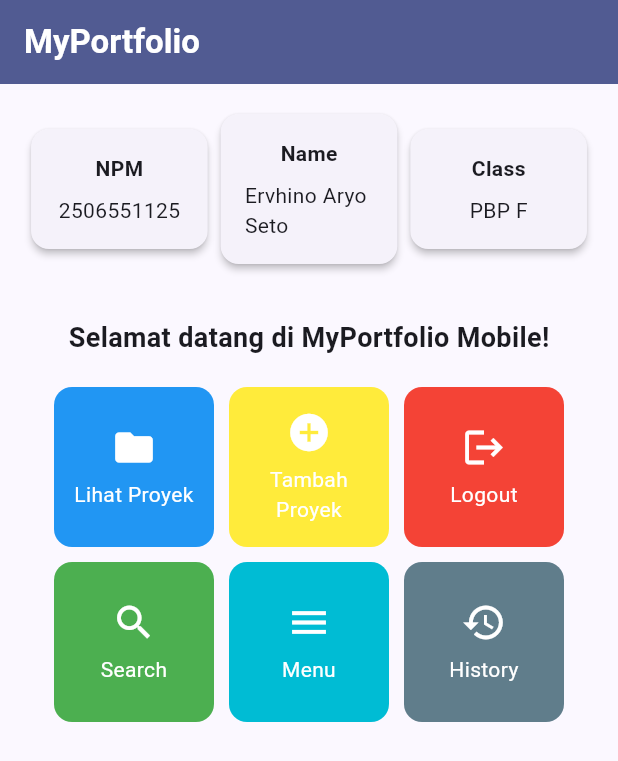
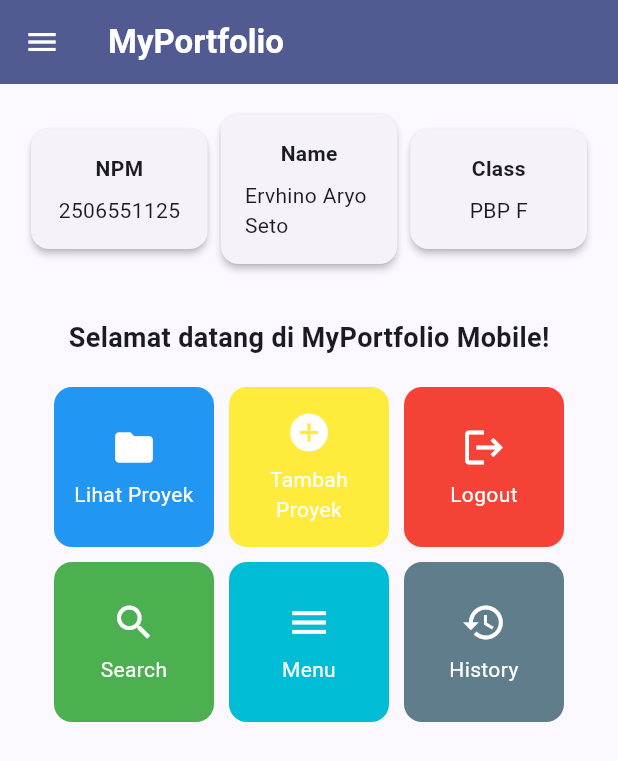
Before and after one commit to ervhinoaryoseto-del/myportofolio_mobile, a Flutter app: the screen it shows after launch, on a phone screen of 412 x 824 dp. Shown: the top 761 px of the screen. Run offline on Flutter 3.47's test engine with Material 3 defaults, Android fonts, the phone set to English and light mode, and no system bars.

Commit message:
refactor: update main entry point import and move home screen

```diff
--- a/lib/main.dart
+++ b/lib/main.dart
@@ -1,5 +1,5 @@
 import 'package:flutter/material.dart';
-import 'package:myportofolio_mobile/menu.dart';
+import 'package:myportofolio_mobile/screens/menu.dart';
 
 void main() {
   runApp(const MyApp());
--- a/lib/menu.dart
+++ b/lib/screens/menu.dart
@@ -1,4 +1,6 @@
 import 'package:flutter/material.dart';
+import 'package:myportofolio_mobile/widgets/left_drawer.dart';
+import 'package:myportofolio_mobile/widgets/project_card.dart';
 
 class MyHomePage extends StatelessWidget {
   MyHomePage({super.key});
@@ -31,7 +33,9 @@ class MyHomePage extends StatelessWidget {
           ),
         ),
         backgroundColor: Theme.of(context).colorScheme.primary,
+        iconTheme: const IconThemeData(color: Colors.white),
       ),
+      drawer: const LeftDrawer(),
       // Body halaman utama dengan padding di sekelilingnya.
       body: Padding(
         padding: const EdgeInsets.all(16.0),
@@ -75,7 +79,7 @@ class MyHomePage extends StatelessWidget {
                     // shrinkWrap agar ukuran kisi menyesuaikan tinggi konten anak.
                     shrinkWrap: true,
                     children: items.map((ItemHomepage item) {
-                      return ItemCard(item);
+                      return ProjectCard(item);
                     }).toList(),
                   ),
                 ],
@@ -127,50 +131,3 @@ class ItemHomepage {
 
   ItemHomepage(this.name, this.icon, this.color);
 }
-
-class ItemCard extends StatelessWidget {
-  final ItemHomepage item;
-
-  const ItemCard(this.item, {super.key});
-
-  @override
-  Widget build(BuildContext context) {
-    return Material(
-      // Menggunakan warna sekunder dari skema tema aplikasi.
-      color: item.color,
-      borderRadius: BorderRadius.circular(12),
-      child: InkWell(
-        // Aksi ketika kartu ditekan oleh pengguna.
-        onTap: () {
-          // Menampilkan SnackBar dengan pesan interaktif.
-          ScaffoldMessenger.of(context)
-            ..hideCurrentSnackBar()
-            ..showSnackBar(
-              SnackBar(content: Text("Kamu telah menekan tombol ${item.name}!"))
-            );
-        },
-        child: Container(
-          padding: const EdgeInsets.all(8),
-          child: Center(
-            child: Column(
-              mainAxisAlignment: MainAxisAlignment.center,
-              children: [
-                Icon(
-                  item.icon,
-                  color: Colors.white,
-                  size: 30.0,
-                ),
-                const Padding(padding: EdgeInsets.all(3)),
-                Text(
-                  item.name,
-                  textAlign: TextAlign.center,
-                  style: const TextStyle(color: Colors.white),
-                ),
-              ],
-            ),
-          ),
-        ),
-      ),
-    );
-  }
-}
```
